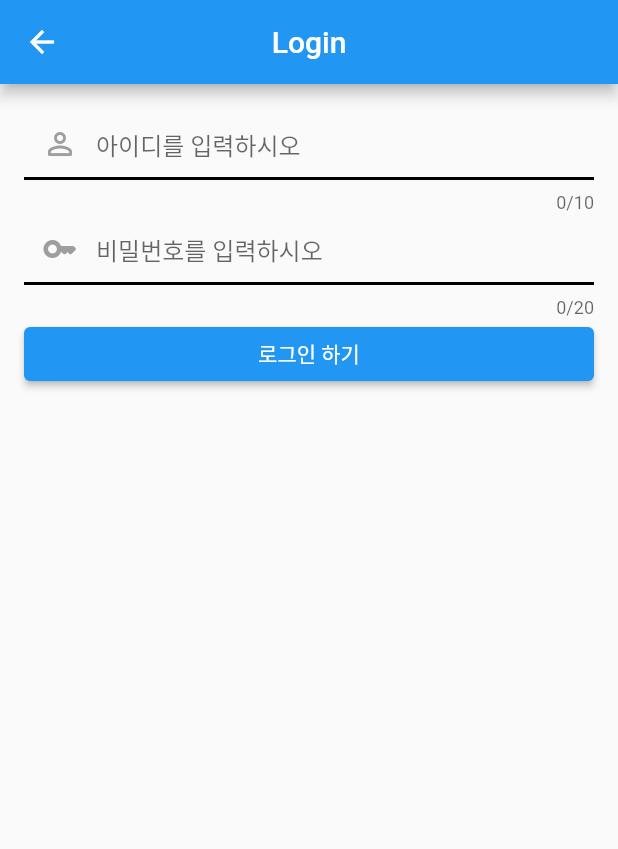
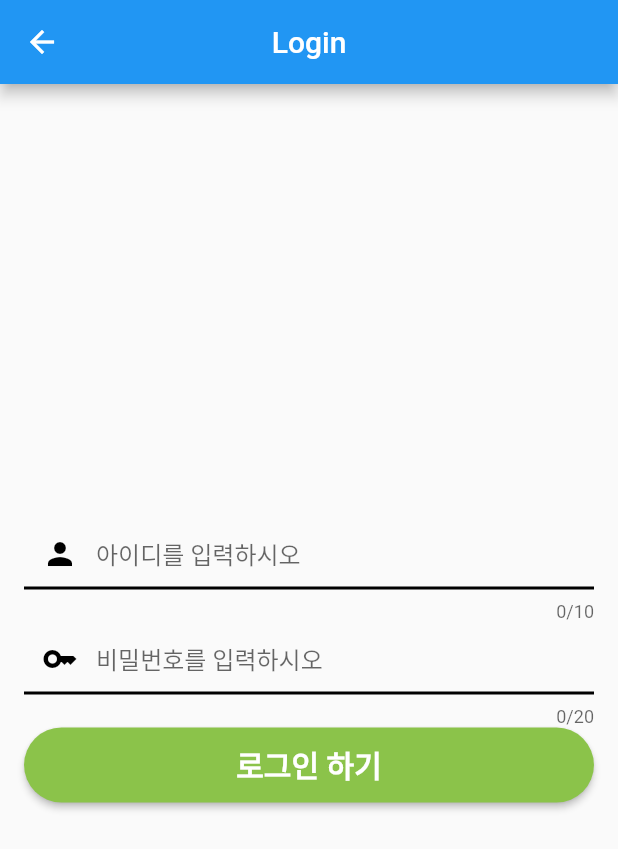
Before and after one commit to HoChanny/MyGreen, a Flutter app: the CreateAccountPage screen opened directly, after a tap on "이미 회원이신가요 ?", on a phone screen of 412 x 824 dp. Shown: the top 849 px of the screen. Run offline on Flutter 3.47's test engine with Material 2 defaults, Android fonts, the light colour scheme and no system bars.

Commit message:
design login창 디자인 중

```diff
--- a/lib/create/create.dart
+++ b/lib/create/create.dart
@@ -127,7 +127,7 @@ class _CreateAccountPageState extends State<CreateAccountPage> {
                         focusColor: Colors.white,
                         //add prefix icon
                         prefixIcon: const Icon(
-                          Icons.person_outline_rounded,
+                          Icons.person,
                           color: Colors.black,
                         ),
 
--- a/lib/login/login.dart
+++ b/lib/login/login.dart
@@ -38,23 +38,8 @@ class _LoginPageState extends State<LoginPage> {
       }
     }
 
-    // //로그인 증명
-    // Future<void> doLogin() async {
-    //   final response = await http
-    //       .get(Uri.parse('https://jsonplaceholder.typicode.com/comments'));
-    //   // Wait for the HTTP GET request to complete and store the response in a variable
-
-    //   if (response.statusCode == 200) {
-    //     final jsonData = jsonDecode(response.body);
-    //     print(jsonData);
-    //   } else {
-    //     throw Exception('Failed to load data');
-    //   }
-    // }
-
-
-
-
+    final screenWidth = MediaQuery.of(context).size.width;
+    final width = screenWidth * 0.5; // 50% of screen width
 
 
     return Scaffold(
@@ -82,7 +67,7 @@ class _LoginPageState extends State<LoginPage> {
           child: Form(
               key: formKey,
               child: Column(
-                crossAxisAlignment: CrossAxisAlignment.stretch,
+              mainAxisAlignment: MainAxisAlignment.center,
                 children: <Widget>[
                   //  아이디 입력
                   TextFormField(
@@ -94,10 +79,10 @@ class _LoginPageState extends State<LoginPage> {
                       focusColor: Colors.white,
                       //add prefix icon
                       prefixIcon: const Icon(
-                        Icons.person_outline_rounded,
-                        color: Colors.grey,
+                        Icons.person,
+                        color: Colors.black,
                       ),
-hintText: '아이디를 입력하시오',
+                      hintText: '아이디를 입력하시오',
                       //default border
                       enabledBorder: UnderlineInputBorder(
                           borderSide: const BorderSide(
@@ -127,8 +112,8 @@ hintText: '아이디를 입력하시오',
                       focusColor: Colors.white,
                       //add prefix icon
                       prefixIcon: const Icon(
-                        Icons.key_rounded,
-                        color: Colors.grey,
+                        Icons.key,
+                        color: Colors.black,
                       ),
 
                       hintText: '비밀번호를 입력하시오',
@@ -150,25 +135,18 @@ hintText: '아이디를 입력하시오',
                       if (value!.isEmpty) {
                         return '비밀번호를 입력해주세요';
                       }
-
                     },
-
                         onSaved: (value) => password = value!,
-
-
                   ),
 
                   // 제출하기 버튼
                   ElevatedButton(
                       onPressed: () {
                         if (validateAndSave()) {
-                        print('$id $password');
-
                           if(checkingId(id)){
                             if(checkingPassword(password)){
                               token = true;
-                                                      print('로그인 완료');
-
+                              print('로그인 완료');
                               print(token);
                             }else {
                               token = false;
@@ -182,8 +160,6 @@ hintText: '아이디를 입력하시오',
                               print(token);
                               ScaffoldMessenger.of(context).showSnackBar(
                               SnackBar(content: Text('아이디를 확인해주세요.')));
-
-
                           }
 
                         } else {}
@@ -191,10 +167,32 @@ hintText: '아이디를 입력하시오',
 
 
                       },
-                      style: ElevatedButton.styleFrom(),
+                      style: ButtonStyle(
+                        shape:
+                            MaterialStateProperty.all<RoundedRectangleBorder>(
+                          RoundedRectangleBorder(
+                            borderRadius: BorderRadius.circular(25),
+                          ),
+                        ),
+                        backgroundColor:
+                            MaterialStateProperty.all<Color>(Colors.lightGreen),
+                        fixedSize: MaterialStateProperty.all<Size>(
+                          const Size(1000, 50),
+                        ),
+                        padding: MaterialStateProperty.all<EdgeInsetsGeometry>(
+                          const EdgeInsets.symmetric(
+                              horizontal: 20, vertical: 10),
+                        ),
+                      ),
                       child: const Text(
                         '로그인 하기',
-                      ),)
+                        style: TextStyle(
+                          fontSize: 20,
+                          fontWeight: FontWeight.bold,
+                          color: Colors.white,
+                        ),
+                      ),
+                      )
                 ],
               )),
         ));
```
Also changed, not shown: 10 other files.
